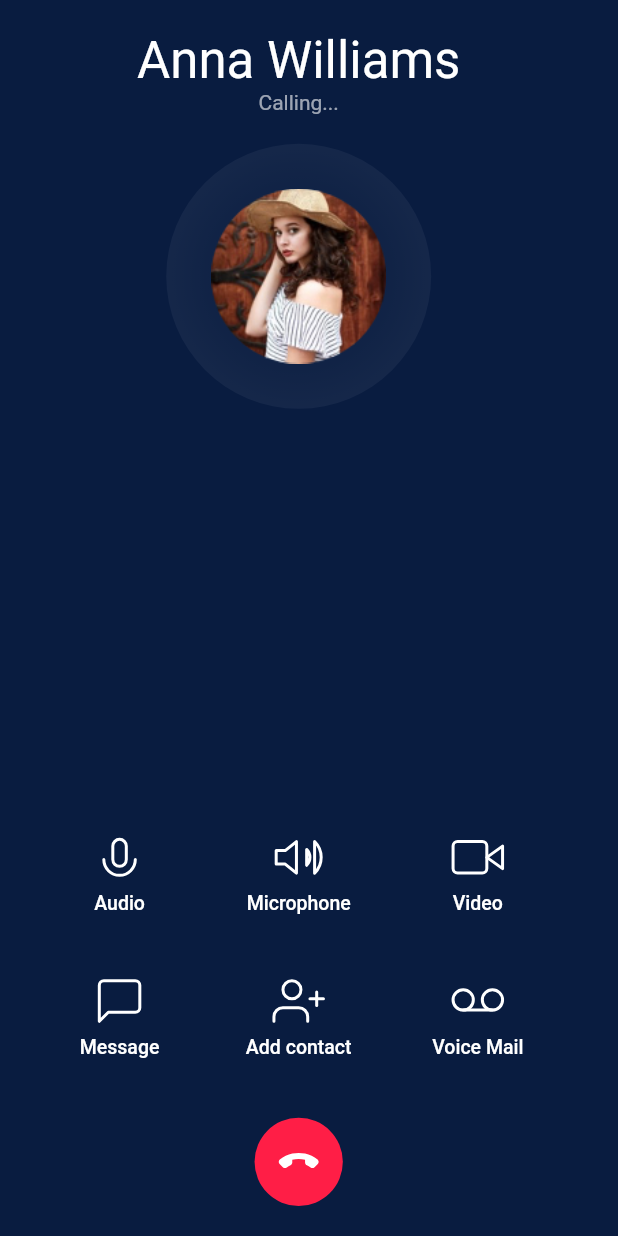
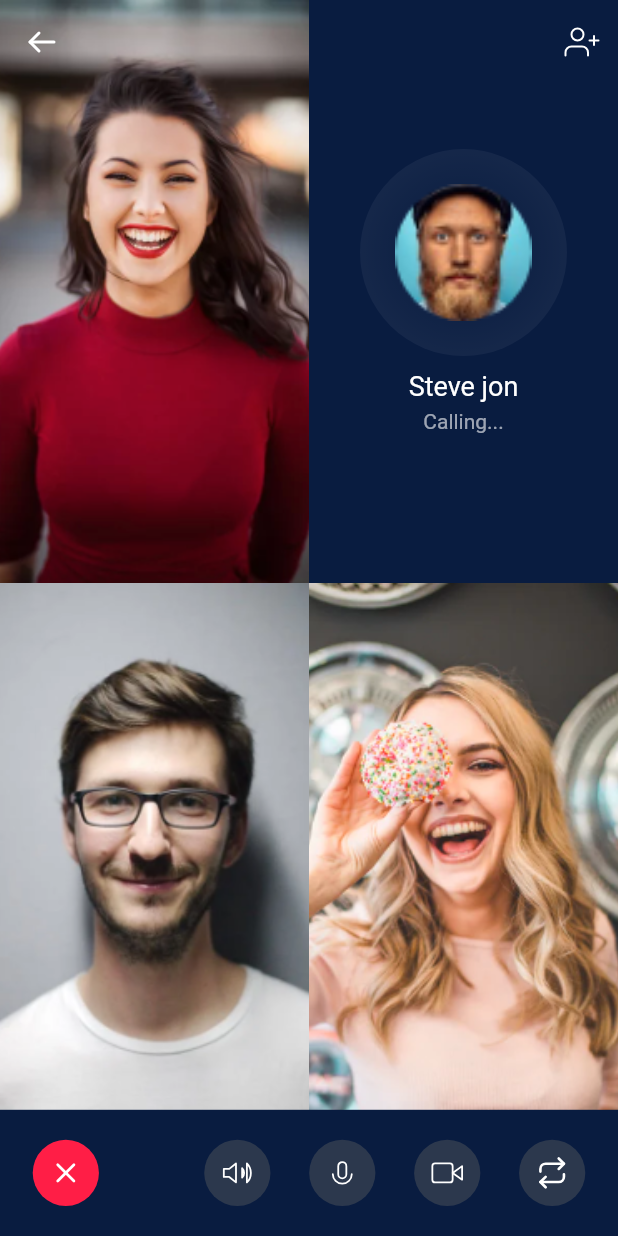
Before and after one commit to everas7/voice_chat_flutter, a Flutter app: the screen it shows after launch, on a phone screen of 412 x 824 dp. Run offline on Flutter 3.47's test engine with Material 2 defaults, Android fonts, the phone set to English and light mode, and no system bars; our stand-ins replace flutter_svg.

Commit message:
Adds group call screen

```diff
--- a/lib/main.dart
+++ b/lib/main.dart
@@ -2,6 +2,7 @@ import 'package:flutter/material.dart';
 
 import 'package:voice_chat_flutter/screens/audioCallWithImage/audio_call_with_image_screen.dart';
 import 'package:voice_chat_flutter/screens/dialScreen/dial_screen.dart';
+import 'package:voice_chat_flutter/screens/groupCall/group_call_screen.dart';
 
 void main() {
   runApp(MyApp());
@@ -17,7 +18,7 @@ class MyApp extends StatelessWidget {
       theme: ThemeData(
         visualDensity: VisualDensity.adaptivePlatformDensity,
       ),
-      home: DialScreen(),
+      home: GroupCallScreen(),
     );
   }
 }
--- a/lib/screens/dialScreen/components/dial_body.dart
+++ b/lib/screens/dialScreen/components/dial_body.dart
@@ -2,8 +2,8 @@ import 'package:flutter/material.dart';
 import 'package:flutter_svg/svg.dart';
 
 import 'package:voice_chat_flutter/size_config.dart';
-import 'package:voice_chat_flutter/screens/dialScreen/components/dial_user_picture.dart';
-import 'package:voice_chat_flutter/screens/dialScreen/components/dial_button.dart';
+import 'package:voice_chat_flutter/components/dial_user_picture.dart';
+import 'package:voice_chat_flutter/components/dial_button.dart';
 import 'package:voice_chat_flutter/components/rounded_button.dart';
 import 'package:voice_chat_flutter/constants.dart' as Constants;
 
--- /dev/null
+++ b/lib/screens/groupCall/components/group_call_body.dart
@@ -0,0 +1,51 @@
+import 'package:flutter/material.dart';
+
+import 'package:voice_chat_flutter/size_config.dart';
+import 'package:voice_chat_flutter/screens/groupCall/components/user_calling_card.dart';
+import 'package:voice_chat_flutter/constants.dart' as Constants;
+
+class GroupCallBody extends StatelessWidget {
+  @override
+  Widget build(BuildContext context) {
+    return GridView.builder(
+      padding: EdgeInsets.zero,
+      itemCount: demoData.length,
+      gridDelegate: SliverGridDelegateWithFixedCrossAxisCount(
+        childAspectRatio: 0.53,
+        crossAxisCount: 2,
+      ),
+      itemBuilder: (context, index) => demoData[index]["isCalling"]
+          ? UserCallingCard(
+              name: "Steve jon",
+              image: "assets/images/group_call_face_small.png",
+            )
+          : Image.asset(
+              demoData[index]['image'],
+              fit: BoxFit.cover,
+            ),
+    );
+  }
+}
+
+List<Map<String, dynamic>> demoData = [
+  {
+    "isCalling": false,
+    "name": "User 1",
+    "image": "assets/images/goup_call_1.png",
+  },
+  {
+    "isCalling": true,
+    "name": "Steve jon",
+    "image": "assets/images/group_call_face_small.png",
+  },
+  {
+    "isCalling": false,
+    "name": "User 1",
+    "image": "assets/images/group_call_face_2.png",
+  },
+  {
+    "isCalling": false,
+    "name": "User 1",
+    "image": "assets/images/group_call_face_3.png",
+  },
+];
--- /dev/null
+++ b/lib/screens/groupCall/components/user_calling_card.dart
@@ -0,0 +1,46 @@
+import 'package:flutter/material.dart';
+
+import 'package:voice_chat_flutter/components/dial_user_picture.dart';
+import 'package:voice_chat_flutter/size_config.dart';
+import 'package:voice_chat_flutter/constants.dart' as Constants;
+
+class UserCallingCard extends StatelessWidget {
+  const UserCallingCard({
+    Key key,
+    @required this.name,
+    @required this.image,
+  }) : super(key: key);
+
+  final String name, image;
+
+  @override
+  Widget build(BuildContext context) {
+    return Container(
+      color: Constants.BACKGROUND_COLOR,
+      child: Column(
+        mainAxisAlignment: MainAxisAlignment.center,
+        children: [
+          DialUserPicture(
+            size: 150,
+            image: image,
+          ),
+          VerticalSpacing(of: 10),
+          Text(
+            name,
+            style: TextStyle(
+              fontSize: 18,
+              color: Colors.white,
+            ),
+          ),
+          VerticalSpacing(of: 5),
+          Text(
+            "Calling...",
+            style: TextStyle(
+              color: Colors.white60,
+            ),
+          ),
+        ],
+      ),
+    );
+  }
+}
--- /dev/null
+++ b/lib/screens/groupCall/group_call_screen.dart
@@ -0,0 +1,94 @@
+import 'package:flutter/material.dart';
+import 'package:flutter_svg/svg.dart';
+import 'package:voice_chat_flutter/components/rounded_button.dart';
+
+import 'package:voice_chat_flutter/screens/groupCall/components/group_call_body.dart';
+import 'package:voice_chat_flutter/size_config.dart';
+import 'package:voice_chat_flutter/constants.dart' as Constants;
+
+class GroupCallScreen extends StatelessWidget {
+  @override
+  Widget build(BuildContext context) {
+    SizeConfig().init(context);
+    return Scaffold(
+      extendBodyBehindAppBar: true,
+      appBar: buildAppBar(),
+      body: GroupCallBody(),
+      bottomNavigationBar: buildBottomNavBar(),
+    );
+  }
+
+  AppBar buildAppBar() {
+    return AppBar(
+      backgroundColor: Colors.transparent,
+      elevation: 0,
+      leading: IconButton(
+        icon: SvgPicture.asset("assets/icons/Icon Back.svg"),
+        onPressed: () {},
+      ),
+      actions: [
+        IconButton(
+          icon: SvgPicture.asset(
+            "assets/icons/Icon User.svg",
+            height: 24,
+          ),
+          onPressed: () {},
+        ),
+      ],
+    );
+  }
+
+  Container buildBottomNavBar() {
+    return Container(
+      color: Constants.BACKGROUND_COLOR,
+      child: SafeArea(
+        child: Padding(
+          padding: const EdgeInsets.all(20.0),
+          child: Row(
+            children: [
+              RoundedButton(
+                size: 48,
+                icon: "assets/icons/Icon Close.svg",
+                iconColor: Colors.white,
+                color: Constants.RED_COLOR,
+                onPressed: () {},
+              ),
+              Spacer(flex: 3),
+              RoundedButton(
+                size: 48,
+                icon: "assets/icons/Icon Volume.svg",
+                iconColor: Colors.white,
+                color: Color(0xFF2C384D),
+                onPressed: () {},
+              ),
+              Spacer(),
+              RoundedButton(
+                size: 48,
+                icon: "assets/icons/Icon Mic.svg",
+                iconColor: Colors.white,
+                color: Color(0xFF2C384D),
+                onPressed: () {},
+              ),
+              Spacer(),
+              RoundedButton(
+                size: 48,
+                icon: "assets/icons/Icon Video.svg",
+                iconColor: Colors.white,
+                color: Color(0xFF2C384D),
+                onPressed: () {},
+              ),
+              Spacer(),
+              RoundedButton(
+                size: 48,
+                icon: "assets/icons/Icon Repeat.svg",
+                iconColor: Colors.white,
+                color: Color(0xFF2C384D),
+                onPressed: () {},
+              ),
+            ],
+          ),
+        ),
+      ),
+    );
+  }
+}
```
Also changed, not shown: lib/components/dial_button.dart (renamed from lib/screens/dialScreen/components/dial_button.dart), lib/components/dial_user_picture.dart (renamed from lib/screens/dialScreen/components/dial_user_picture.dart).
